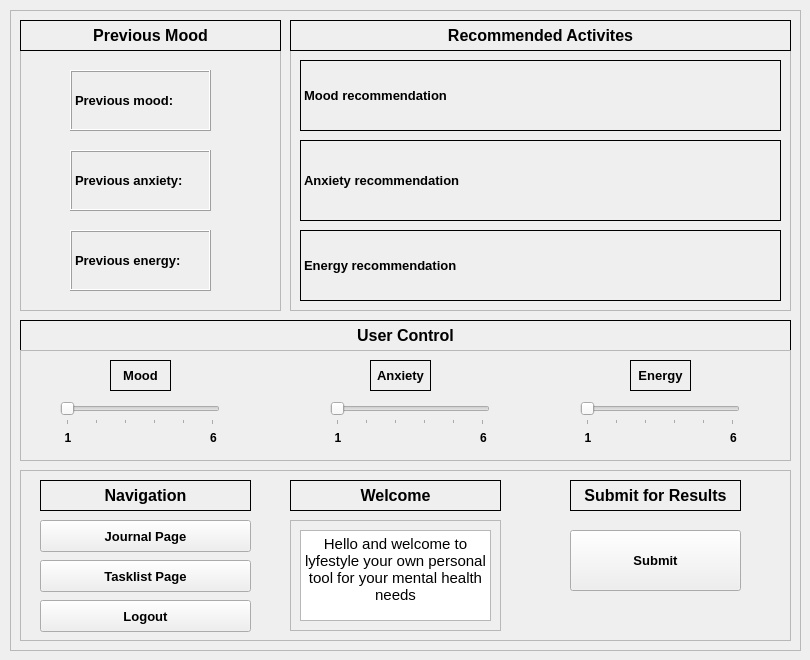
Before: the Qt Designer form moodtracker.ui in MaxRUnger/370Team8, drawn with Qt 5.
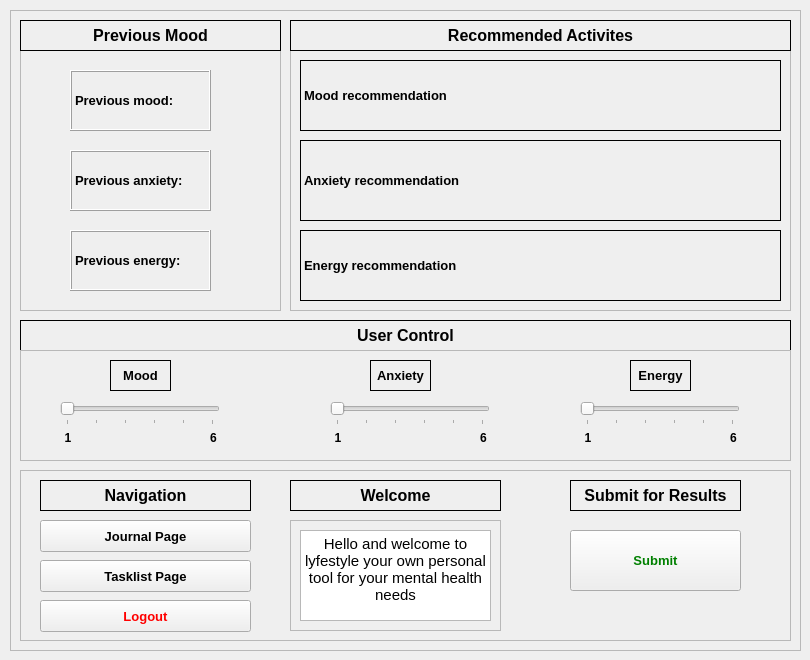
After: the same form once the commit is applied.

Diff of the .ui file:
```diff
--- a/moodtracker.ui
+++ b/moodtracker.ui
@@ -633,6 +633,10 @@
        <bold>true</bold>
       </font>
      </property>
+     <property name="styleSheet">
+      <string notr="true">color: red;
+</string>
+     </property>
      <property name="text">
       <string>Logout</string>
      </property>
@@ -652,6 +656,10 @@
        <bold>true</bold>
       </font>
      </property>
+     <property name="styleSheet">
+      <string notr="true">color: green;
+</string>
+     </property>
      <property name="text">
       <string>Submit</string>
      </property>
```
